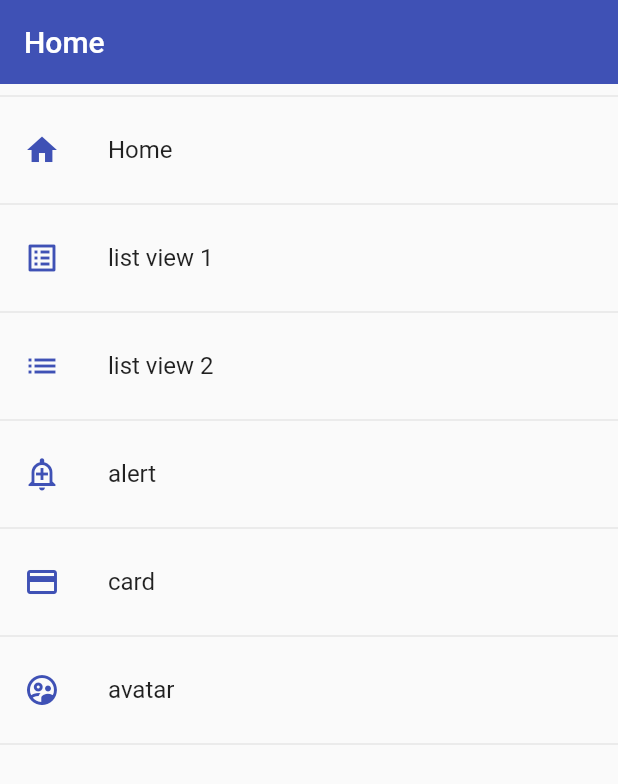
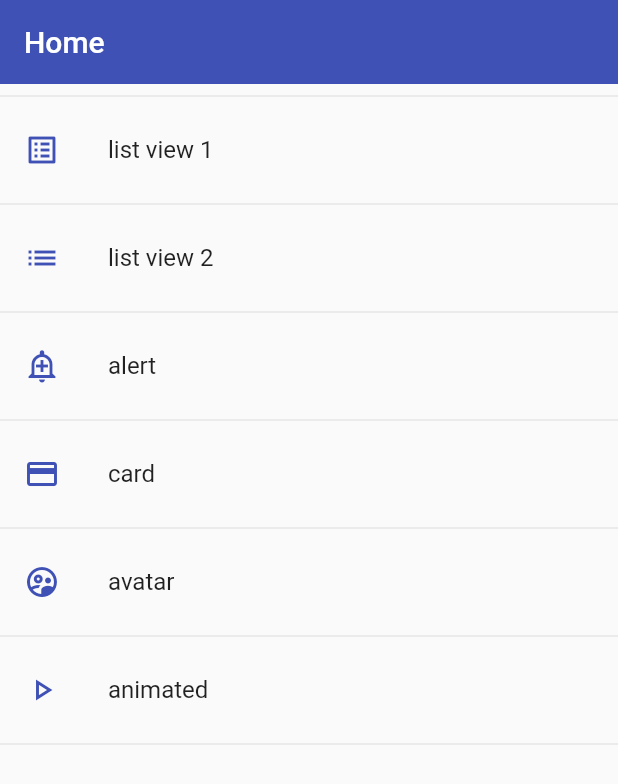
Before and after one commit to Marcos-Kuyoc-FullStack/flutter-components, a Flutter app: the screen it shows after launch, on a phone screen of 412 x 824 dp. Shown: the top 784 px of the screen. Run offline on Flutter 3.47's test engine with Material 2 defaults, Android fonts, the phone set to English and light mode, and no system bars.

Commit message:
feat: se agrega una pantalla mas para el manejo de transiciones y animaciones

```diff
--- a/lib/router/app_routes.dart
+++ b/lib/router/app_routes.dart
@@ -1,3 +1,4 @@
+import 'package:fl_components/screens/animated.dart';
 import 'package:flutter/material.dart';
 
 import 'package:fl_components/models/menu_option.dart';
@@ -7,11 +8,11 @@ class AppRoutes {
   static const initialRoute = 'home';
 
   static final menuOptions = <MenuOptions>[
-    MenuOptions(
-        route: 'home',
-        icon: Icons.home,
-        name: 'Home',
-        screen: const HomeScreen()),
+    // MenuOptions(
+    //     route: 'home',
+    //     icon: Icons.home,
+    //     name: 'Home',
+    //     screen: const HomeScreen()),
     MenuOptions(
         route: 'list_view1',
         icon: Icons.list_alt,
@@ -36,11 +37,17 @@ class AppRoutes {
         route: 'avatar',
         icon: Icons.supervised_user_circle_outlined,
         name: 'avatar',
-        screen: const AvatarScreen())
+        screen: const AvatarScreen()),
+    MenuOptions(
+        route: 'animated',
+        icon: Icons.play_arrow_outlined,
+        name: 'animated',
+        screen: const AnimatedScreen())
   ];
 
   static Map<String, Widget Function(BuildContext)> getAppRoutes() {
     Map<String, Widget Function(BuildContext)> appRoutes = {};
+    appRoutes.addAll({'home': (BuildContext context) => const HomeScreen()});
 
     for (final options in menuOptions) {
       appRoutes
--- a/lib/screens/screens.dart
+++ b/lib/screens/screens.dart
@@ -1,4 +1,5 @@
 export 'package:fl_components/screens/avatar.dart';
+export 'package:fl_components/screens/animated.dart';
 export 'package:fl_components/screens/home.dart';
 export 'package:fl_components/screens/alert.dart';
 export 'package:fl_components/screens/card.dart';
```
Also changed, not shown: lib/screens/animated.dart (added, +45 -0 lines).
